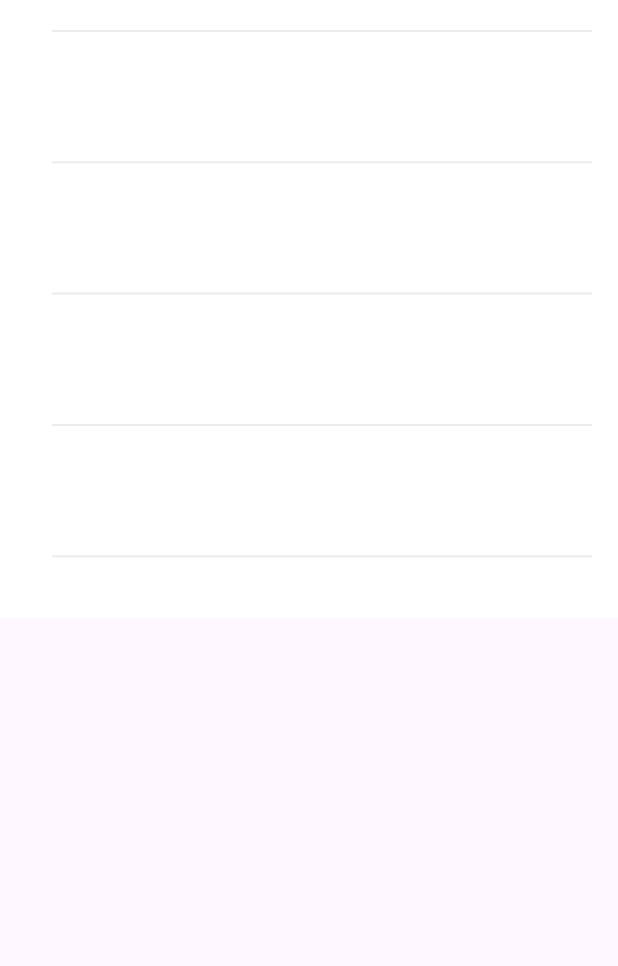
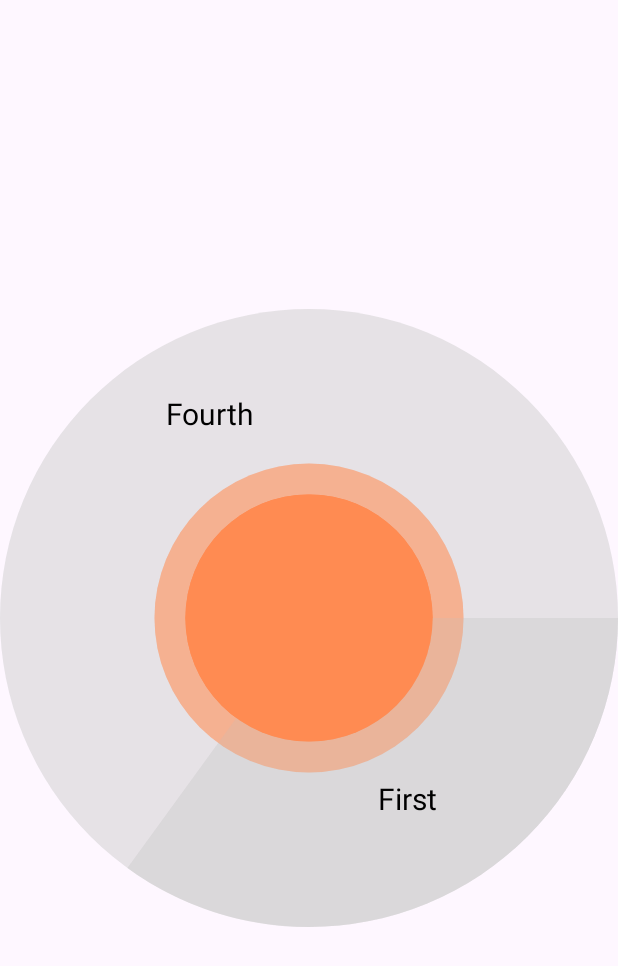
Before and after one commit to LeTuanVu-Dev/project_freelances, an Android app: the StaticsActivity screen opened directly, with no data from a screen before it, on a phone screen of 412 x 824 dp. Shown: the top 966 px of the screen. Run offline under Robolectric (Android 15) with nearby library versions, the phone set to English and light mode, and no system bars.

Commit message:
thống kê

```diff
--- a/app/build.gradle.kts
+++ b/app/build.gradle.kts
@@ -72,8 +72,6 @@ dependencies {
     implementation("com.intuit.sdp:sdp-android:1.1.0")
     implementation("com.intuit.ssp:ssp-android:1.1.0")
 
-    implementation ("com.google.code.gson:gson:2.10.1")
-    implementation("com.tbuonomo:dotsindicator:5.0")
     implementation("com.github.bumptech.glide:glide:4.16.0")
     implementation("androidx.room:room-runtime:2.6.1")
     implementation("androidx.room:room-ktx:2.6.1")
--- a/app/src/main/java/com/tuanvu/quanlichitieu/future/activity/MainActivity.kt
+++ b/app/src/main/java/com/tuanvu/quanlichitieu/future/activity/MainActivity.kt
@@ -58,6 +58,10 @@ class MainActivity : BaseActivity<ActivityMainBinding>() {
         binding.ctnExpenseCategory.setOnClickListener {
             startActivity(Intent(this,ExpenseCategoriesActivity::class.java))
         }
+
+        binding.ctnStatistics.setOnClickListener {
+            startActivity(Intent(this,StaticsActivity::class.java))
+        }
 //        insertDemoExpenseCategory()
 //        insertDemoIncomeCategory()
     }
--- a/app/src/main/java/com/tuanvu/quanlichitieu/future/activity/StaticsActivity.kt
+++ b/app/src/main/java/com/tuanvu/quanlichitieu/future/activity/StaticsActivity.kt
@@ -1,14 +1,37 @@
 package com.tuanvu.quanlichitieu.future.activity
 
+import com.tuanvu.quanlichitieu.R
 import com.tuanvu.quanlichitieu.base.BaseActivity
 import com.tuanvu.quanlichitieu.databinding.ActivityStatiticsBinding
+import com.tuanvu.quanlichitieu.future.ultis.ChartData
 
-class StaticsActivity :BaseActivity<ActivityStatiticsBinding>()  {
+
+class StaticsActivity : BaseActivity<ActivityStatiticsBinding>() {
     override fun getViewBinding(): ActivityStatiticsBinding {
         return ActivityStatiticsBinding.inflate(layoutInflater)
     }
 
     override fun createView() {
+        var data: MutableList<ChartData?> = ArrayList()
+        data.add(ChartData("First", 35f)) //ARGS-> (display text, percentage)
+        data.add(ChartData("Fourth", 65f))
+        binding.pieChart.setChartData(data)
+        binding.pieChart.setCenterCircleColor(resources.getColor(R.color.clr_primary_orange))
+        binding.pieChart.setAboutTextSize(30f)
 
+//chart data with specified colors
+
+////chart data with specified colors
+//        val simpleChart = findViewById<View>(R.id.simple_chart) as SimpleChart
+//        data = ArrayList()
+//
+////ARGS-> (displayText, percentage, textColor, backgroundColor)
+//
+////ARGS-> (displayText, percentage, textColor, backgroundColor)
+//        data.add(ChartData("First", 35f, Color.WHITE, Color.parseColor("#0091EA")))
+//        data.add(ChartData("Second", 25f, Color.WHITE, Color.parseColor("#33691E")))
+//        data.add(ChartData("Third", 30f, Color.DKGRAY, Color.parseColor("#F57F17")))
+//        data.add(ChartData("Fourth", 10f, Color.DKGRAY, Color.parseColor("#FFD600")))
+//        simpleChart.chartData = data
     }
 }
--- /dev/null
+++ b/app/src/main/java/com/tuanvu/quanlichitieu/future/ultis/ChartData.java
@@ -0,0 +1,72 @@
+package com.tuanvu.quanlichitieu.future.ultis;
+
+/**
+ * {@link ChartData} will provide the data to chart
+ */
+
+public class ChartData implements Comparable<ChartData> {
+
+    private String displayText;
+    private int backgroundColor;
+    private int textColor;
+    private float partInPercent;
+
+    /**
+     *
+     * @param displayText text will display on chart
+     * @param partInPercent partition of chart in percent
+     */
+    public ChartData(String displayText, float partInPercent) {
+        this.displayText = displayText;
+        this.partInPercent = partInPercent;
+    }
+
+    /**
+     *
+     * @param displayText text will display on chart
+     * @param partInPercent partition of chart in percent
+     * @param textColor color of displayText
+     */
+    public ChartData(String displayText, float partInPercent, int textColor) {
+        this.displayText = displayText;
+        this.textColor = textColor;
+        this.partInPercent = partInPercent;
+    }
+
+    /**
+     *
+     * @param displayText text will display on chart
+     * @param partInPercent partition of chart in percent
+     * @param textColor color of displayText
+     * @param backgroundColor background color of that particular partition
+     */
+    public ChartData(String displayText, float partInPercent, int textColor, int backgroundColor) {
+        this.displayText = displayText;
+        this.backgroundColor = backgroundColor;
+        this.textColor = textColor;
+        this.partInPercent = partInPercent;
+    }
+
+    public String getDisplayText() {
+        return displayText;
+    }
+
+    public int getBackgroundColor() {
+        return backgroundColor;
+    }
+
+    public int getTextColor() {
+        return textColor;
+    }
+
+    public float getPartInPercent() {
+        return partInPercent;
+    }
+
+    @Override
+    public int compareTo(ChartData another) {
+        if (this.getPartInPercent() > another.getPartInPercent()) return -1;
+        else return 1;
+
+    }
+}
--- /dev/null
+++ b/app/src/main/java/com/tuanvu/quanlichitieu/future/ultis/ChartUtils.java
@@ -0,0 +1,39 @@
+package com.tuanvu.quanlichitieu.future.ultis;
+
+
+/**
+ * @author Intruder Shanky
+ * @since october 2016
+ */
+
+public class ChartUtils implements Comparable<ChartUtils> {
+    private float radius, textSize, offset, percent;
+
+    public ChartUtils(float radius, float textSize, float offset, float percent) {
+        this.radius = radius;
+        this.textSize = textSize;
+        this.offset = offset;
+    }
+
+    public float getRadius() {
+        return radius;
+    }
+
+    public float getTextSize() {
+        return textSize;
+    }
+
+    public float getOffset() {
+        return offset;
+    }
+
+    public float getPercent() {
+        return percent;
+    }
+
+    @Override
+    public int compareTo(ChartUtils another) {
+        if (this.getPercent() > another.getPercent()) return -1;
+        else return 1;
+    }
+}
--- /dev/null
+++ b/app/src/main/java/com/tuanvu/quanlichitieu/future/ultis/PieChart.java
@@ -0,0 +1,281 @@
+package com.tuanvu.quanlichitieu.future.ultis;
+
+import android.animation.ValueAnimator;
+import android.content.Context;
+import android.content.res.TypedArray;
+import android.graphics.Canvas;
+import android.graphics.Color;
+import android.graphics.Paint;
+import android.graphics.RectF;
+import android.graphics.Typeface;
+import android.util.AttributeSet;
+import android.util.Log;
+import android.view.View;
+import android.view.animation.LinearInterpolator;
+
+import androidx.annotation.NonNull;
+
+import com.tuanvu.quanlichitieu.R;
+
+import java.util.List;
+
+
+/**
+ * {@link PieChart} is a circular statistical graphic, which is divided into slices to illustrate numerical proportion
+ */
+public class PieChart extends View {
+
+    private List<ChartData> chartData;
+    private List<ChartUtils> chartUtils;
+    private Paint paint;
+    private Paint textPaint;
+    private float cx, cy;
+    private int color;
+    private int textColor;
+    private int centerColor;
+    private float textSize;
+    private float side;
+    private int alpha = 255;
+    private int aboutTextColor;
+    private float animateValue = -1;
+    private boolean withPercent;
+    private String aboutChart;
+    private float aboutTextSize;
+
+    public PieChart(Context context) {
+        super(context);
+        init(context, null);
+    }
+
+    public PieChart(Context context, AttributeSet attrs) {
+        super(context, attrs);
+        init(context, attrs);
+    }
+
+    public PieChart(Context context, AttributeSet attrs, int defStyleAttr) {
+        super(context, attrs, defStyleAttr);
+        init(context, attrs);
+    }
+
+    private void init(Context context, AttributeSet attrs) {
+        if (attrs != null) {
+            TypedArray array = context.obtainStyledAttributes(attrs, R.styleable.PieChart);
+            try {
+                textColor = array.getColor(R.styleable.PieChart_textColor, Color.BLACK);
+                color = array.getColor(R.styleable.PieChart_chartColor, Color.LTGRAY);
+                centerColor = array.getColor(R.styleable.PieChart_centerColor, Color.WHITE);
+                aboutChart = array.getString(R.styleable.PieChart_aboutChart);
+                textSize = array.getFloat(R.styleable.PieChart_textSize, 30f);
+                aboutTextSize = array.getFloat(R.styleable.PieChart_aboutTextSize, 30f);
+                withPercent = !array.getBoolean(R.styleable.PieChart_equalPartition, false);
+                aboutTextColor = array.getInt(R.styleable.PieChart_aboutTextColor, Color.DKGRAY);
+            } catch (Exception e) {
+                e.printStackTrace();
+            } finally {
+                array.recycle();
+            }
+        }
+        paint = new Paint(Paint.ANTI_ALIAS_FLAG);
+        textPaint = new Paint(Paint.ANTI_ALIAS_FLAG);
+        textPaint.setTextAlign(Paint.Align.CENTER);
+    }
+
+    @Override
+    protected void onMeasure(int widthMeasureSpec, int heightMeasureSpec) {
+        super.onMeasure(widthMeasureSpec, heightMeasureSpec);
+        float width = getMeasuredWidth();
+        float height = getMeasuredHeight();
+        side = Math.min(width, height);
+        cx = width / 2;
+        cy = height / 2;
+        String LOGCAT = "Scatter";
+        paint.setColor(centerColor);
+        if (chartData != null) {
+            if (withPercent) {
+                float value = 0;
+                int i;
+                for (i = 0; i < chartData.size(); i++) {
+                    value += chartData.get(i).getPartInPercent();
+                    if (value > 100)
+                        break;
+                }
+                if (i < chartData.size())
+                    Log.e(LOGCAT, "Invalid Chart Data. Sum of data percent must be less than or equal to 100");
+                else {
+                    chartUtils = ChartHelper.generateArcWithPercent(chartData);
+                }
+            } else {
+                chartUtils = ChartHelper.generateArc(chartData);
+            }
+
+            alpha = 255 / chartData.size();
+            textPaint.setTextSize(textSize);
+        } else Log.e(LOGCAT, "Pie chart must have chart Data");
+    }
+
+    @Override
+    public void draw(Canvas canvas) {
+        super.draw(canvas);
+        if (chartUtils != null && chartUtils.size() != 0) {
+            int color;
+            int textColor;
+            float r = side / 2;
+            RectF rectF = new RectF(cx - r, cy - r, cx + r, cy + r);
+            RectF rectC = new RectF(cx - r * 0.4f, cy - r * 0.4f, cx + r * 0.4f, cy + r * 0.4f);
+            RectF rectC1 = new RectF(cx - r * 0.5f, cy - r * 0.5f, cx + r * 0.5f, cy + r * 0.5f);
+            if (animateValue >= 0) {
+                for (int i = chartData.size() - 1; i >= 0; i--) {
+                    color = Color.argb(alpha, Color.red(this.color), Color.green(this.color), Color.blue(this.color));
+                    textColor = this.textColor;
+                    if (chartData.get(i).getBackgroundColor() != 0)
+                        paint.setColor(chartData.get(i).getBackgroundColor());
+                    else
+                        paint.setColor(color);
+                    if (chartData.get(i).getTextColor() != 0)
+                        textPaint.setColor(chartData.get(i).getTextColor());
+                    else
+                        textPaint.setColor(textColor);
+
+
+                    if (animateValue <= chartUtils.get(i).getRadius()) {
+                        canvas.drawArc(rectF, 0, animateValue, true, paint);
+                        if (i == chartUtils.size() - 1 && animateValue == chartUtils.get(i).getRadius()) {
+                            double per;
+                            if (withPercent)
+                                per = chartUtils.get(i).getRadius() - (chartData.get(i).getPartInPercent() * 1.8f);
+                            else
+                                per = chartUtils.get(i).getRadius() - (100 / chartData.size() * 1.8f);
+                            double rad = per * Math.PI / 180d;
+                            int x = (int) (cx + (r * 0.7 * Math.cos(rad)));
+                            int y = (int) (cy + (r * 0.7 * Math.sin(rad)));
+                            canvas.drawText(chartData.get(i).getDisplayText(), x, y, textPaint);
+                        }
+                    } else {
+                        canvas.drawArc(rectF, 0, chartUtils.get(i).getRadius(), true, paint);
+                        double per;
+                        if (withPercent)
+                            per = chartUtils.get(i).getRadius() - (chartData.get(i).getPartInPercent() * 1.8f);
+                        else
+                            per = chartUtils.get(i).getRadius() - (100 / chartData.size() * 1.8f);
+                        double rad = per * Math.PI / 180d;
+                        int x = (int) (cx + (r * 0.7 * Math.cos(rad)));
+                        int y = (int) (cy + (r * 0.7 * Math.sin(rad)));
+                        canvas.drawText(chartData.get(i).getDisplayText(), x, y, textPaint);
+                    }
+                    paint.setColor(Color.argb(88, Color.red(centerColor), Color.green(centerColor), Color.blue(centerColor)));
+                    canvas.drawArc(rectC1, 0, animateValue, true, paint);
+                    paint.setColor(Color.rgb(Color.red(centerColor), Color.green(centerColor), Color.blue(centerColor)));
+                    canvas.drawArc(rectC, 0, animateValue, true, paint);
+                    if (aboutChart != null) {
+                        textPaint.setTextSize(aboutTextSize);
+                        textPaint.setColor(aboutTextColor);
+                        canvas.drawText(aboutChart, cx, cy, textPaint);
+                    }
+                }
+            } else
+                animateChart();
+        }
+    }
+
+    /**
+     * To animate the chart
+     */
+    public void animateChart() {
+        animateValue = 0;
+        if (chartUtils != null) {
+            ValueAnimator animator = ValueAnimator.ofFloat(0, chartUtils.get(chartUtils.size() - 1).getRadius());
+            animator.addUpdateListener(new ValueAnimator.AnimatorUpdateListener() {
+                @Override
+                public void onAnimationUpdate(ValueAnimator animation) {
+                    animateValue = (float) animation.getAnimatedValue();
+                    invalidate();
+                }
+            });
+            animator.setDuration(1000);
+            animator.setInterpolator(new LinearInterpolator());
+            animator.start();
+        }
+    }
+
+    /**
+     * To set the data on chart, if chart data is null than chart will not be displayed
+     * @param chartData Array list of {@link ChartData}
+     */
+    public void setChartData(@NonNull List<ChartData> chartData) {
+        this.chartData = chartData;
+        animateValue = -1;
+        invalidate();
+    }
+
+    /**
+     *
+     * @param color if background color is not provided in {@link ChartData} than the chart will be drawn with the shade of given color
+     */
+    public void setChartColor(int color) {
+        this.color = color;
+        invalidate();
+    }
+
+    /**
+     *
+     * @param color if text color is not provided in {@link ChartData} than the text will be drawn with the given color
+     */
+    public void setTextColor(int color) {
+        this.textColor = color;
+        invalidate();
+    }
+
+    /**
+     *
+     * @param typeFace to set the typeface on the displayText
+     */
+    public void setTextTypeFace(Typeface typeFace) {
+        textPaint.setTypeface(typeFace);
+        invalidate();
+    }
+
+    /**
+     * This property will define the partitions width (equal or acc. to percent)
+     * @param withPercent
+     */
+    public void partitionWithPercent(boolean withPercent) {
+        this.withPercent = withPercent;
+        if (withPercent) chartUtils = ChartHelper.generateArcWithPercent(chartData);
+        else chartUtils = ChartHelper.generateArc(chartData);
+        animateValue = -1;
+        invalidate();
+    }
+
+    /**
+     *
+     * @param color is the color of center circle
+     */
+    public void setCenterCircleColor(int color) {
+        this.centerColor = color;
+    }
+
+    /**
+     *
+     * @param aboutChart about the chart will display on centre of the chart
+     *                   (This should be in single word for better representation)
+     */
+    public void setAboutChart(String aboutChart) {
+        this.aboutChart = aboutChart;
+    }
+
+    /**
+     *
+     * @param aboutTextSize textsize for aboutChart
+     */
+    public void setAboutTextSize(float aboutTextSize) {
+        this.aboutTextSize = aboutTextSize;
+    }
+
+    /**
+     *
+     * @param aboutTextColor textcolor for aboutChart
+     */
+    public void setAboutTextColor(int aboutTextColor) {
+        this.aboutTextColor = aboutTextColor;
+    }
+}
--- a/app/src/main/res/layout/activity_statitics.xml
+++ b/app/src/main/res/layout/activity_statitics.xml
@@ -2,13 +2,13 @@
 <androidx.constraintlayout.widget.ConstraintLayout xmlns:android="http://schemas.android.com/apk/res/android"
     android:layout_width="match_parent"
     android:layout_height="match_parent"
-    xmlns:app="http://schemas.android.com/apk/res-auto">
-    <com.tuanvu.quanlichitieu.future.ultis.LineChartView
-        android:id="@+id/chartView"
+    xmlns:app="http://schemas.android.com/apk/res-auto"
+    xmlns:scatter="http://schemas.android.com/tools">
+    <com.tuanvu.quanlichitieu.future.ultis.PieChart
+        android:id="@+id/pie_chart"
         android:layout_width="match_parent"
-        android:layout_height="0dp"
-        app:layout_constraintDimensionRatio="1"
-        android:background="@color/white"
-        app:layout_constraintTop_toTopOf="parent"
+        android:layout_height="match_parent"
+        scatter:aboutChart="About Your Chart"
+        scatter:equalPartition="false"
         />
 </androidx.constraintlayout.widget.ConstraintLayout>
```
Also changed, not shown: app/src/main/java/com/tuanvu/quanlichitieu/future/ultis/ChartHelper.java (added, +67 -0 lines), app/src/main/res/values/attrs.xml (added, +13 -0 lines).
